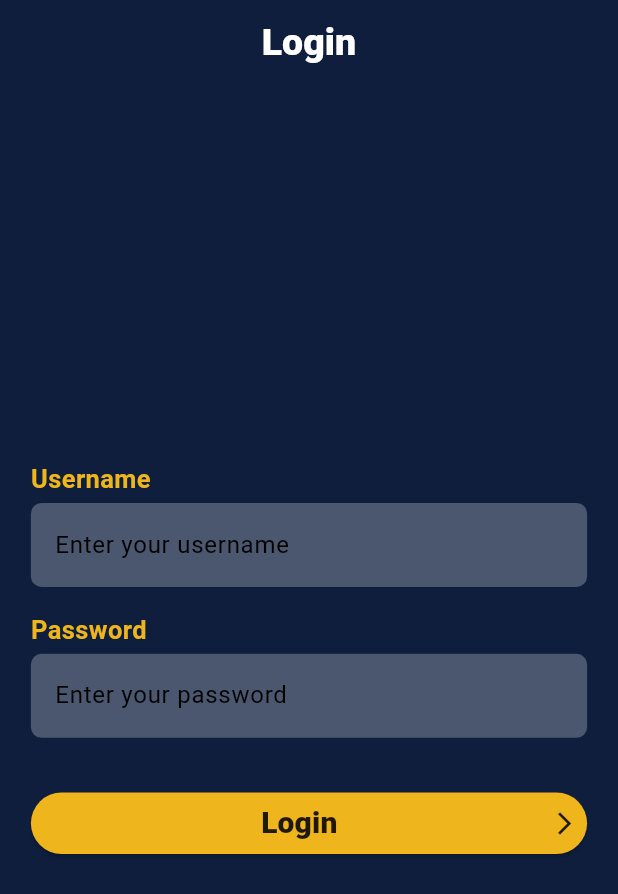
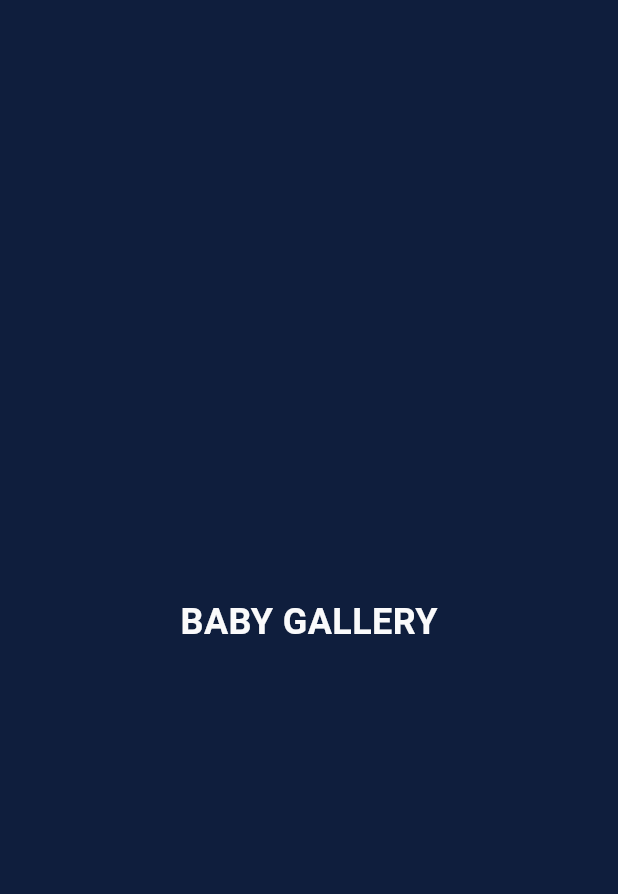
Before and after one commit to Nirojan-99/the-tiny-toes, a Flutter app: the first screen one second after launch, on a phone screen of 412 x 824 dp. Shown: the top 894 px of the screen. Run offline on Flutter 3.47's test engine with Material 3 defaults, Android fonts, the phone set to English and light mode, and no system bars; our stand-ins replace shared_preferences; Roboto replaces fonts that are missing (open sans).

Commit message:
#6 implemented login persistence and logout functionality

```diff
--- a/client/apps/baby_gallery/lib/main.dart
+++ b/client/apps/baby_gallery/lib/main.dart
@@ -1,4 +1,5 @@
 import 'package:baby_gallery/screens/login_screen.dart';
+import 'package:baby_gallery/screens/splash_screen.dart';
 import 'package:baby_gallery/screens/users_screen.dart';
 import 'package:baby_gallery/services/auth_provider.dart';
 import 'package:baby_gallery/theme/custom_dark_theme.dart';
@@ -9,7 +10,7 @@ void main() {
   runApp(
     MultiProvider(
       providers: [
-        Provider(create: (context) => AuthProvider()),
+        ChangeNotifierProvider(create: (context) => AuthProvider()),
       ],
       child: const MyApp(),
     ),
@@ -25,7 +26,7 @@ class MyApp extends StatelessWidget {
       title: 'Baby Gallery',
       theme: customDarkTheme(),
       debugShowCheckedModeBanner: false,
-      home: const LoginScreen(),
+      home: const SplashScreen(),
       routes: {
         "/login": (context) => const LoginScreen(),
         "/users": (context) => const UsersScreen(),
--- a/client/apps/baby_gallery/lib/screens/login_screen.dart
+++ b/client/apps/baby_gallery/lib/screens/login_screen.dart
@@ -7,6 +7,7 @@ import 'package:baby_gallery/services/auth_provider.dart';
 
 class LoginScreen extends StatefulWidget {
   const LoginScreen({super.key});
+
   @override
   State<LoginScreen> createState() => _LoginScreenState();
 }
@@ -15,10 +16,12 @@ class _LoginScreenState extends State<LoginScreen> {
   // Controllers for input fields
   final TextEditingController _emailController = TextEditingController();
   final TextEditingController _passwordController = TextEditingController();
+
   // Error messages
   String? _emailError;
   String? _passwordError;
   double invalidLoginHight = 0;
+
   // Handle login logic
   Future<void> _handleLogin() async {
     setState(() {
@@ -26,8 +29,10 @@ class _LoginScreenState extends State<LoginScreen> {
       _passwordError = null;
       invalidLoginHight = 0;
     });
+
     final String email = _emailController.text.trim();
     final String password = _passwordController.text.trim();
+
     // Input validation
     if (email.isEmpty) {
       setState(() {
@@ -41,10 +46,12 @@ class _LoginScreenState extends State<LoginScreen> {
       });
       return;
     }
+
     // Access the AuthProvider for login validation
     final authProvider = Provider.of<AuthProvider>(context, listen: false);
-    final String? error = authProvider.validateLogin(email, password);
-    if (error == null) {
+    final bool? error = await authProvider.validateLogin(email, password);
+
+    if (error!) {
       Navigator.pushReplacementNamed(context, '/users');
     } else {
       setState(() {
@@ -57,6 +64,7 @@ class _LoginScreenState extends State<LoginScreen> {
   Widget build(BuildContext context) {
     final double width = MediaQuery.of(context).size.width;
     final double height = MediaQuery.of(context).size.height;
+
     return Scaffold(
       appBar: AppBar(
         title: const Text("Login"),
@@ -84,6 +92,7 @@ class _LoginScreenState extends State<LoginScreen> {
               ),
             ),
             SizedBox(height: height * 0.02),
+
             // Password Field
             CLabel("Password"),
             TextField(
--- /dev/null
+++ b/client/apps/baby_gallery/lib/screens/splash_screen.dart
@@ -0,0 +1,70 @@
+import 'package:baby_gallery/services/auth_provider.dart';
+import 'package:flutter/material.dart';
+import 'package:provider/provider.dart';
+
+class SplashScreen extends StatefulWidget {
+  const SplashScreen({super.key});
+
+  @override
+  State<SplashScreen> createState() => _SplashScreenState();
+}
+
+class _SplashScreenState extends State<SplashScreen> {
+  double _paddingTop = 200;
+  double _opacity = 0.2;
+  final int _duration = 1;
+
+  @override
+  void initState() {
+    super.initState();
+
+    // Animate the padding and opacity
+    Future.delayed(const Duration(seconds: 0)).then((_) {
+      setState(() {
+        _paddingTop = 0;
+        _opacity = 1;
+      });
+    });
+
+    // Navigate after checking login status
+    Future.delayed(const Duration(seconds: 1)).then((_) async {
+      final authProvider = Provider.of<AuthProvider>(context, listen: false);
+      bool status = await authProvider.checkLoginStatus();
+      if (status) {
+        Navigator.pushReplacementNamed(context, '/users');
+      } else {
+        Navigator.pushReplacementNamed(context, '/login');
+      }
+    });
+  }
+
+  @override
+  Widget build(BuildContext context) {
+    final double width = MediaQuery.of(context).size.width;
+
+    return Scaffold(
+      body: Container(
+        width: double.infinity,
+        height: double.infinity,
+        color: Theme.of(context).splashColor,
+        child: Center(
+          child: AnimatedContainer(
+            duration: Duration(seconds: _duration),
+            curve: Curves.fastOutSlowIn,
+            padding: EdgeInsets.only(top: _paddingTop),
+            margin: EdgeInsets.symmetric(vertical: 0, horizontal: width * .2),
+            child: AnimatedOpacity(
+              opacity: _opacity,
+              curve: Curves.fastOutSlowIn,
+              duration: Duration(seconds: _duration),
+              child: const Text(
+                "BABY GALLERY",
+                style: TextStyle(fontSize: 24, fontWeight: FontWeight.bold),
+              ),
+            ),
+          ),
+        ),
+      ),
+    );
+  }
+}
```
Also changed, not shown: client/apps/baby_gallery/lib/screens/users_screen.dart (+18 -6 lines), client/apps/baby_gallery/lib/services/auth_provider.dart (+16 -4 lines).
